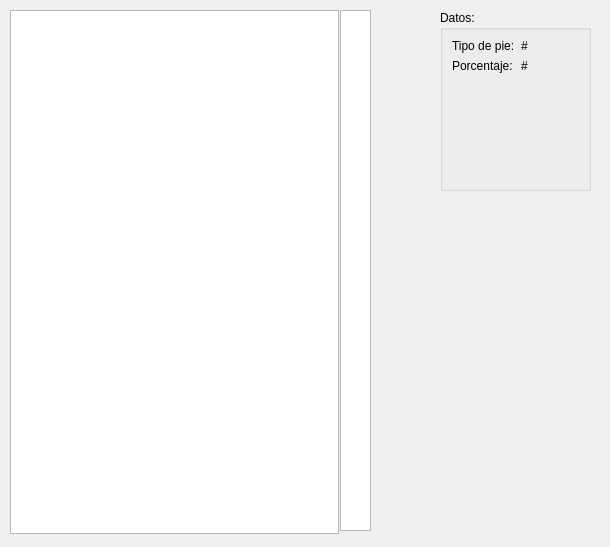
Before: the Qt Designer form footdialog.ui in Adriantega12/PPD-Formulario, drawn with Qt 5.
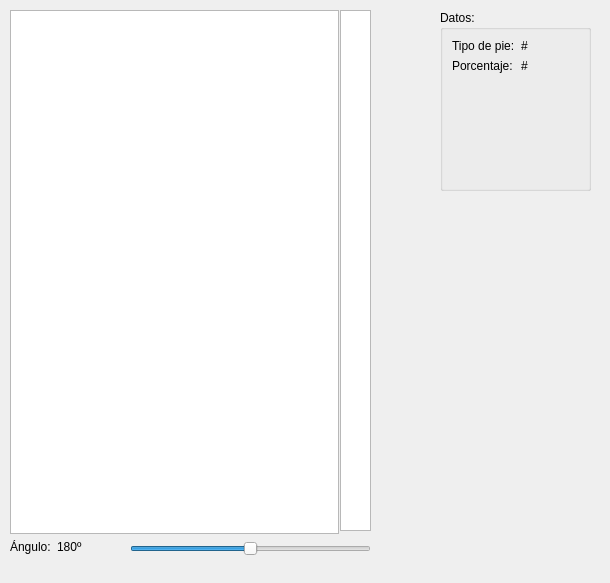
After: the same form once the commit is applied.

Commit message: Implemented slider

What changed in the file:
```diff
--- a/footdialog.ui
+++ b/footdialog.ui
@@ -7,7 +7,7 @@
     <x>0</x>
     <y>0</y>
     <width>610</width>
-    <height>547</height>
+    <height>583</height>
    </rect>
   </property>
   <property name="windowTitle">
@@ -76,6 +76,60 @@
     </rect>
    </property>
   </widget>
+  <widget class="QWidget" name="formLayoutWidget">
+   <property name="geometry">
+    <rect>
+     <x>10</x>
+     <y>540</y>
+     <width>111</width>
+     <height>21</height>
+    </rect>
+   </property>
+   <layout class="QFormLayout" name="formLayout_2">
+    <item row="0" column="0">
+     <widget class="QLabel" name="angleLbl">
+      <property name="text">
+       <string>Ángulo:</string>
+      </property>
+     </widget>
+    </item>
+    <item row="0" column="1">
+     <widget class="QLabel" name="angleVal">
+      <property name="text">
+       <string>180º</string>
+      </property>
+     </widget>
+    </item>
+   </layout>
+  </widget>
+  <widget class="QSlider" name="angleSlider">
+   <property name="geometry">
+    <rect>
+     <x>130</x>
+     <y>540</y>
+     <width>241</width>
+     <height>17</height>
+    </rect>
+   </property>
+   <property name="minimum">
+    <number>-180</number>
+   </property>
+   <property name="maximum">
+    <number>180</number>
+   </property>
+   <property name="singleStep">
+    <number>1</number>
+   </property>
+   <property name="value">
+    <number>0</number>
+   </property>
+   <property name="sliderPosition">
+    <number>0</number>
+   </property>
+   <property name="orientation">
+    <enum>Qt::Horizontal</enum>
+   </property>
+  </widget>
  </widget>
  <resources/>
  <connections/>
```
The commit also changes 2 other files.
